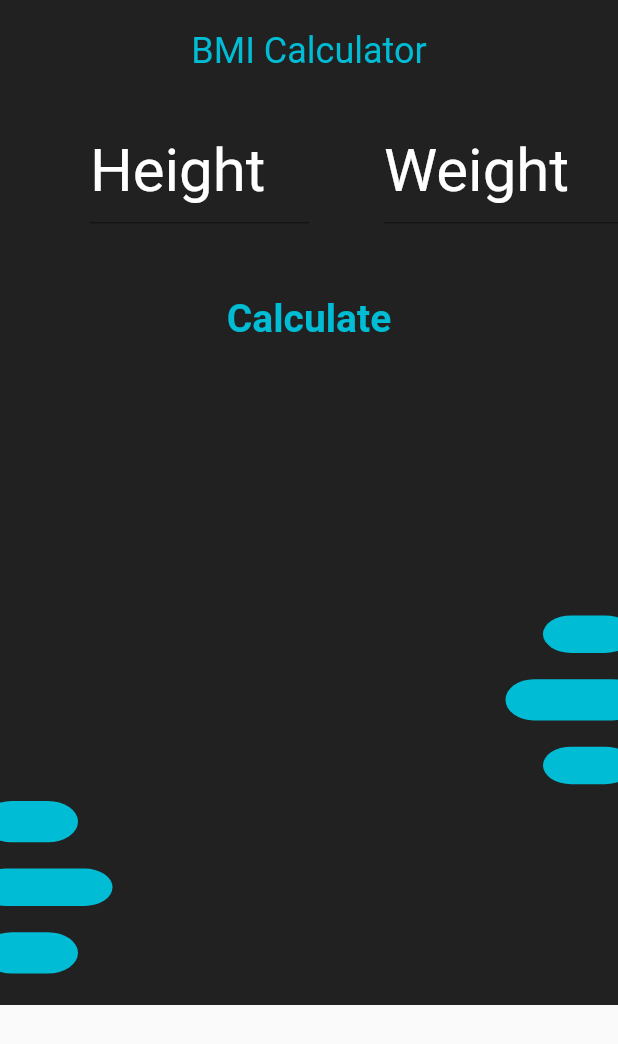
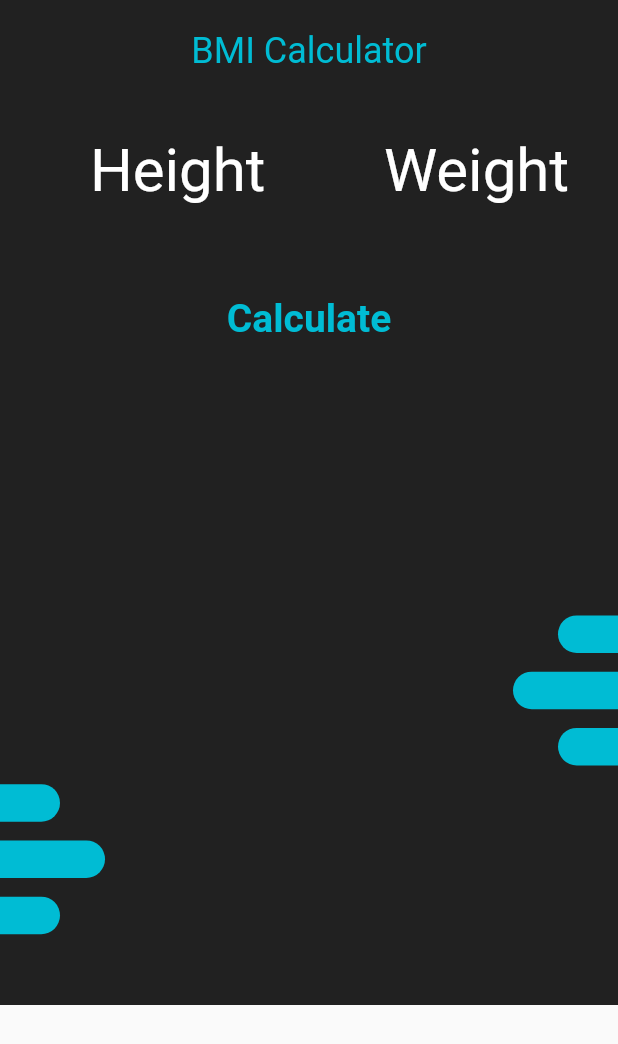
Before and after one commit to rutvik-jain/bmi_measuring, a Flutter app: the screen it shows after launch, on a phone screen of 412 x 824 dp. Shown: the top 1044 px of the screen. Run offline on Flutter 3.47's test engine with Material 2 defaults, Android fonts, the phone set to English and light mode, and no system bars.

Commit message:
implemented container

```diff
--- a/lib/main.dart
+++ b/lib/main.dart
@@ -27,7 +27,7 @@ class _HomePageState extends State<HomePage> {
   TextEditingController heightController = TextEditingController();
   TextEditingController weightController = TextEditingController();
 
-  double? bmi;
+  double bmi = 0;
   String message = '';
 
   void calculate() {
@@ -43,11 +43,11 @@ class _HomePageState extends State<HomePage> {
 
     setState(() {
       bmi = weight / (height * height);
-      if (bmi! < 18.5) {
+      if (bmi < 18.5) {
         message = "You are underweight";
-      } else if (bmi! < 25) {
+      } else if (bmi < 25) {
         message = 'You are healthy';
-      } else if (bmi! < 30) {
+      } else if (bmi < 30) {
         message = 'You are overweight';
       } else {
         message = 'You are obese';
@@ -79,9 +79,10 @@ class _HomePageState extends State<HomePage> {
                        padding: const EdgeInsets.only(top: 30,left: 60),
                        child: TextField(
                          keyboardType: TextInputType.number,
-                         style: TextStyle(fontSize: 40,color: Colors.cyan),
+                         style: const TextStyle(fontSize: 40,color: Colors.cyan),
                          controller: heightController,
-                         decoration: InputDecoration(
+                         decoration: const InputDecoration(
+                           border: InputBorder.none,
                            hintText: 'Height',
                            hintStyle: TextStyle(
                              fontSize: 40,
@@ -96,9 +97,10 @@ class _HomePageState extends State<HomePage> {
                         padding: const EdgeInsets.only(top: 30,left: 50),
                         child: TextField(
                           keyboardType: TextInputType.number,
-                          style: TextStyle(fontSize: 40,color: Colors.cyan),
+                          style: const TextStyle(fontSize: 40,color: Colors.cyan),
                           controller: weightController,
-                          decoration: InputDecoration(
+                          decoration: const InputDecoration(
+                            border: InputBorder.none,
                             hintText: 'Weight',
                             hintStyle: TextStyle(
                               fontSize: 40,
@@ -118,105 +120,82 @@ class _HomePageState extends State<HomePage> {
                             fontWeight: FontWeight.bold,color: Colors.cyan),),
                     )),
                 Text(
-                  bmi == null ? '' : bmi!.toStringAsFixed(2),
+                  bmi == 0 ? '' : bmi.toStringAsFixed(2),
                   style: const TextStyle(
                       fontSize: 80,color: Colors.cyan),
                   textAlign: TextAlign.center,
                 ),
-                SizedBox(
+                const SizedBox(
                   height: 10,
                 ),
                 Text(
                   message,
                   textAlign: TextAlign.center,
-                  style: TextStyle(
+                  style: const TextStyle(
                     fontSize: 30,
                     color: Colors.cyan,
                   ),
                 ),
                 Align(
                   heightFactor: 1.5,
-                  widthFactor: 11,
+                  // widthFactor: 11,
                   alignment: Alignment.centerRight,
-                  child: Transform.scale(
-                    scaleX: 1.5,
-                    scaleY: 1,
                   child: Container(
                     height: 25,
                     width: 40,
-                      decoration: BoxDecoration(
-                          borderRadius: BorderRadius.circular(20),color: Colors.cyan),),
-                  ),
-                ),
-                Align(
-                  heightFactor: 2,
-                  widthFactor: 11,
-                  alignment: Alignment.centerRight,
-                  child: Transform.scale(
-                    scaleX: 1.5,
-                    scaleY: 1.1,
-                    child: Container(
-                      height: 25,
-                      width: 60,
-                      decoration: BoxDecoration(
-                          borderRadius: BorderRadius.circular(20),color: Colors.cyan),),
-                  ),
+                    decoration: const BoxDecoration(
+                        borderRadius: const BorderRadius.only(topLeft: Radius.circular(20),bottomLeft: Radius.circular(20)),
+                        color: Colors.cyan),),
                 ),
                 Align(
                   heightFactor: 1.5,
-                  widthFactor: 11,
                   alignment: Alignment.centerRight,
-                  child: Transform.scale(
-                    scaleX: 1.5,
-                    scaleY: 1,
+                  child: Container(
+                    height: 25,
+                    width: 70,
+                    decoration: const BoxDecoration(
+                        borderRadius: BorderRadius.only(topLeft: Radius.circular(20),bottomLeft: Radius.circular(20)),
+                        color: Colors.cyan),),
+                ),
+                Align(
+                  heightFactor: 1.5,
+                  alignment: Alignment.centerRight,
                   child: Container(
                     height: 25,
                     width: 40,
-                      decoration: BoxDecoration(
-                          borderRadius: BorderRadius.circular(20),color: Colors.cyan),),
-                  ),
+                    decoration: const BoxDecoration(
+                        borderRadius: BorderRadius.only(topLeft: Radius.circular(20),bottomLeft: Radius.circular(20)),
+                        color: Colors.cyan),),
                 ),
                 Align(
                   heightFactor: 1.5,
-                  widthFactor: 11,
                   alignment: Alignment.centerLeft,
-                  child: Transform.scale(
-                    scaleX: 1.6,
-                    scaleY: 1.1,
                   child: Container(
                     height: 25,
                     width: 40,
-                      decoration: BoxDecoration(
-                          borderRadius: BorderRadius.circular(20),color: Colors.cyan),),
-                  ),
-                ),
-                Align(
-                  heightFactor: 2,
-                  widthFactor: 11,
-                  alignment: Alignment.centerLeft,
-                  child: Transform.scale(
-                    scaleX: 1.5,
-                    scaleY: 1,
-                    child: Container(
-                      height: 25,
-                      width: 60,
-                      decoration: BoxDecoration(
-                          borderRadius: BorderRadius.circular(20),color: Colors.cyan),),
-                  ),
+                    decoration: const BoxDecoration(
+                        borderRadius: BorderRadius.only(topRight: Radius.circular(20),bottomRight: Radius.circular(20)),
+                        color: Colors.cyan),),
                 ),
                 Align(
                   heightFactor: 1.5,
-                  widthFactor: 11,
                   alignment: Alignment.centerLeft,
-                  child: Transform.scale(
-                    scaleX: 1.6,
-                    scaleY: 1.1,
+                  child: Container(
+                    height: 25,
+                    width: 70,
+                    decoration: const BoxDecoration(
+                        borderRadius: BorderRadius.only(topRight: Radius.circular(20),bottomRight: Radius.circular(20)),
+                        color: Colors.cyan),),
+                ),
+                Align(
+                  heightFactor: 1.5,
+                  alignment: Alignment.centerLeft,
                   child: Container(
                     height: 25,
                     width: 40,
-                      decoration: BoxDecoration(
-                          borderRadius: BorderRadius.circular(20),color: Colors.cyan),),
-                  ),
+                    decoration: const BoxDecoration(
+                        borderRadius: BorderRadius.only(topRight: Radius.circular(20),bottomRight: Radius.circular(20)),
+                        color: Colors.cyan),),
                 )
               ],
             ),
```
Lines whose indentation alone changed are shown as unchanged.
